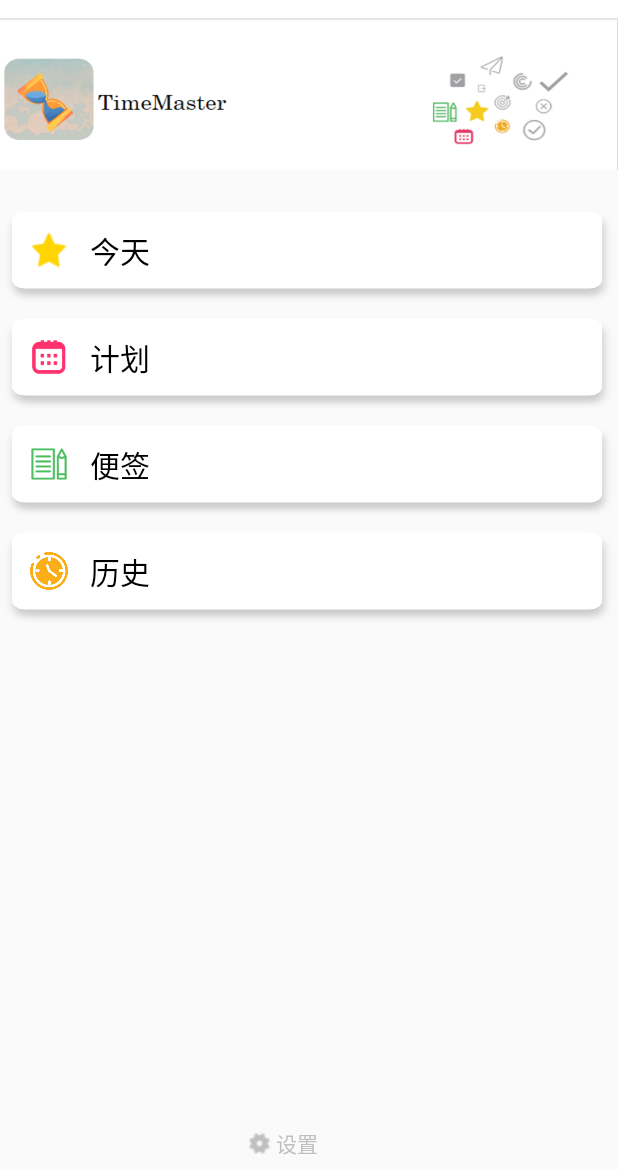
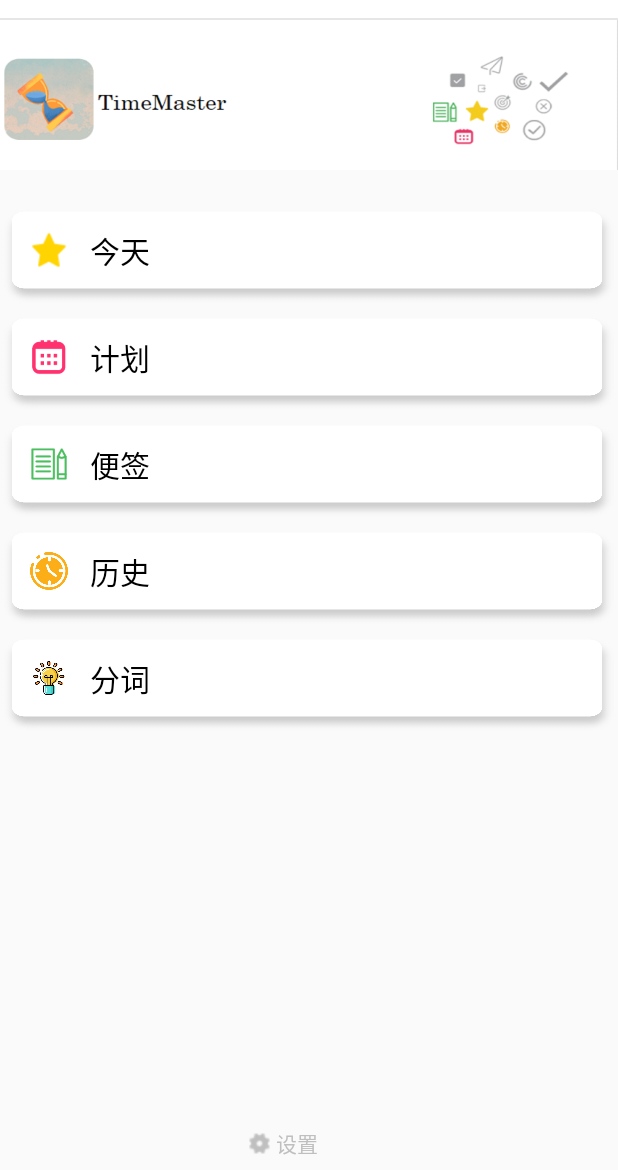
Before and after one commit to FlyoungOvO/TimeMaster, an Android app: the screen it shows after launch (MainActivity), on a phone screen of 412 x 824 dp, the part 66-1236 px from its top. Run offline under Robolectric (Android 15) with nearby library versions, the phone set to English and light mode, and no system bars.

Commit message:
分词功能实现1.0

```diff
--- a/app/build.gradle
+++ b/app/build.gradle
@@ -4,7 +4,7 @@ android {
     compileSdkVersion 28
     defaultConfig {
         applicationId "com.example.yzbkaka.things"
-        minSdkVersion 15
+        minSdkVersion 17
         targetSdkVersion 26
         versionCode 1
         versionName "1.0"
@@ -23,6 +23,7 @@ dependencies {
     implementation fileTree(dir: 'libs', include: ['*.jar'])
     implementation 'com.android.support:appcompat-v7:28.0.0'
     implementation 'com.android.support.constraint:constraint-layout:2.0.4'
+    implementation project(path: ':jieba_android')
     testImplementation 'junit:junit:4.13.2'
     androidTestImplementation 'com.android.support.test:runner:1.0.2'
     androidTestImplementation 'com.android.support.test.espresso:espresso-core:3.0.2'
--- a/app/src/main/java/com/example/yzbkaka/things/MainActivity.java
+++ b/app/src/main/java/com/example/yzbkaka/things/MainActivity.java
@@ -16,6 +16,9 @@ import com.example.yzbkaka.things.Log.LogActivity;
 import com.example.yzbkaka.things.Schedule.ScheduleViewActivity;
 import com.example.yzbkaka.things.Setting.SettingActivity;
 import com.example.yzbkaka.things.Today.NoteActivity;
+import com.example.yzbkaka.things.jieba.JiebaActivity;
+
+import jackmego.com.jieba_android.JiebaSegmenter;
 
 
 public class MainActivity extends AppCompatActivity {
@@ -25,6 +28,7 @@ public class MainActivity extends AppCompatActivity {
     private Button history;
     private Button openDrawer;
     private Button setting;
+    private Button divideWords;
     DrawerLayout mDrawerLayout;
     public static int todayCount = 0;  //全局变量，统计today中显示的数量
 
@@ -37,11 +41,13 @@ public class MainActivity extends AppCompatActivity {
         schedule = (Button)findViewById(R.id.select_plan);
         log = (Button)findViewById(R.id.select_log);
         history = (Button)findViewById(R.id.select_history);
+        divideWords = (Button)findViewById(R.id.select_dividewords);
         openDrawer = (Button)findViewById(R.id.open_drawer);
         setting = (Button)findViewById(R.id.setting);
         mDrawerLayout = (DrawerLayout)findViewById(R.id.draw_layout);
 
-
+        // 异步初始化
+//        JiebaSegmenter.init(getApplicationContext());
 
         today.setOnClickListener(new View.OnClickListener() {
             @Override
@@ -71,6 +77,14 @@ public class MainActivity extends AppCompatActivity {
             @Override
             public void onClick(View view) {
                 Intent intent = new Intent(MainActivity.this,HistoryActivity.class);
+                startActivity(intent);
+            }
+        });
+
+        divideWords.setOnClickListener(new View.OnClickListener() {
+            @Override
+            public void onClick(View view) {
+                Intent intent = new Intent(MainActivity.this, JiebaActivity.class);
                 startActivity(intent);
             }
         });
--- /dev/null
+++ b/app/src/main/java/com/example/yzbkaka/things/MyApplication.java
@@ -0,0 +1,15 @@
+package com.example.yzbkaka.things;
+
+import android.app.Application;
+
+import jackmego.com.jieba_android.JiebaSegmenter;
+
+public class MyApplication extends Application {
+    @Override
+    public void onCreate() {
+        super.onCreate();
+
+        // 异步初始化
+        JiebaSegmenter.init(getApplicationContext());
+    }
+}
--- a/app/src/main/res/layout/activity_main.xml
+++ b/app/src/main/res/layout/activity_main.xml
@@ -200,7 +200,41 @@
                 </FrameLayout>
             </LinearLayout>
 
+            <LinearLayout
+                android:orientation="horizontal"
+                android:layout_width="match_parent"
+                android:layout_height="wrap_content"
+                android:layout_marginTop="6dp"
+                android:background="?attr/selectableItemBackground">
 
+                <FrameLayout
+                    android:layout_width="match_parent"
+                    android:layout_height="65dp"
+                    android:background="@drawable/backblank">
+
+                    <Button
+                        android:id="@+id/select_dividewords"
+                        android:layout_width="match_parent"
+                        android:layout_height="match_parent"
+                        android:background="?attr/selectableItemBackground"/>
+
+                    <ImageView
+                        android:layout_width="25sp"
+                        android:layout_height="25sp"
+                        android:background="@drawable/divide"
+                        android:layout_marginLeft="20sp"
+                        android:layout_marginTop="15sp"/>
+
+                    <TextView
+                        android:layout_width="wrap_content"
+                        android:layout_height="wrap_content"
+                        android:layout_marginTop="13sp"
+                        android:layout_marginLeft="60sp"
+                        android:textColor="#000"
+                        android:textSize="20sp"
+                        android:text="分词"/>
+                </FrameLayout>
+            </LinearLayout>
 
 
 
--- a/app/src/main/res/layout/jieba_ui_divider.xml
+++ b/app/src/main/res/layout/jieba_ui_divider.xml
@@ -36,7 +36,7 @@
             android:background="#dcdcdc"/>
         <TextView
             android:id="@+id/divide_action_translate"
-            android:text="@string/divide_action_translate"
+            android:text="@string/divide_action_addtoplan"
             style="@style/DivideActionButton"
             android:enabled="false" />
         <ImageView
@@ -46,7 +46,7 @@
             android:background="#dcdcdc"/>
         <TextView
             android:id="@+id/divide_action_search"
-            android:text="@string/divide_action_search"
+            android:text="@string/divide_action_addtolog"
             style="@style/DivideActionButton"
             android:enabled="false" />
     </LinearLayout>
--- a/app/src/main/res/values/colors.xml
+++ b/app/src/main/res/values/colors.xml
@@ -7,4 +7,8 @@
     <color name="textGray">#aeaeae</color>
     <color name="white">#ffffffff</color>
     <color name="black">#2b2f33</color>
+    <color name="transparent">#00000000</color>
+    <color name="gray_black">#545b63</color>
+    <color name="light_blue">#6892DA</color>
+    <color name="gray_light_6a">#aaaaaa</color>
 </resources>
--- a/app/src/main/res/values/strings.xml
+++ b/app/src/main/res/values/strings.xml
@@ -5,6 +5,6 @@
     <string name="divide_action_copy">复制</string>
     <string name="divide_action_all">全选</string>
     <string name="divide_action_none">全不选</string>
-    <string name="divide_action_translate">翻译</string>
-    <string name="divide_action_search">搜索</string>
+    <string name="divide_action_addtoplan">计划</string>
+    <string name="divide_action_addtolog">日志</string>
 </resources>
--- a/build.gradle
+++ b/build.gradle
@@ -7,8 +7,8 @@ buildscript {
         jcenter()
     }
     dependencies {
-        classpath 'com.android.tools.build:gradle:3.0.1'
-        classpath 'com.novoda:bintray-release:0.7.0'
+        classpath 'com.android.tools.build:gradle:4.2.0'
+        classpath 'com.novoda:bintray-release:0.8.0'
 
         // NOTE: Do not place your application dependencies here; they belong
         // in the individual module build.gradle files
```
Also changed, not shown: app/src/main/AndroidManifest.xml (+8 -2 lines), app/src/main/java/com/example/yzbkaka/things/jieba/CustomBottomSheetDialog.java (added, +31 -0 lines), app/src/main/java/com/example/yzbkaka/things/jieba/JiebaActivity.java (+19 -3 lines), app/src/main/res/drawable-v24/text_selector.xml (added, +27 -0 lines), app/src/main/res/layout/activity_jieba.xml (+19 -15 lines), app/src/main/res/layout/divided_sentence_layout.xml (added, +22 -0 lines), app/src/main/res/layout/sentence_tv.xml (added, +12 -0 lines), app/src/main/res/layout/ui_header.xml (added, +31 -0 lines), app/src/main/res/values/dimens.xml (added, +14 -0 lines), app/src/main/res/drawable/divide.png (added), gradle/wrapper/gradle-wrapper.properties, 1 other file.
